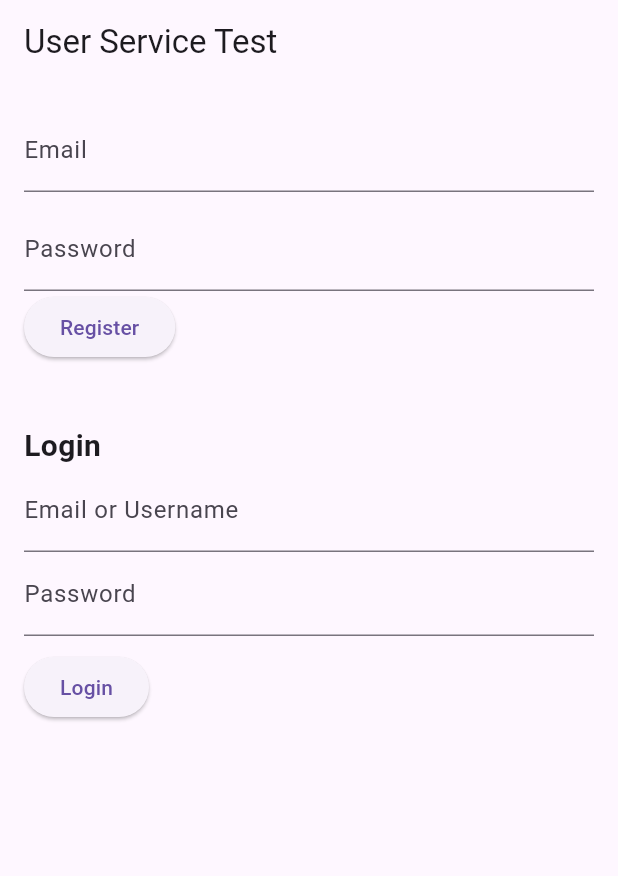
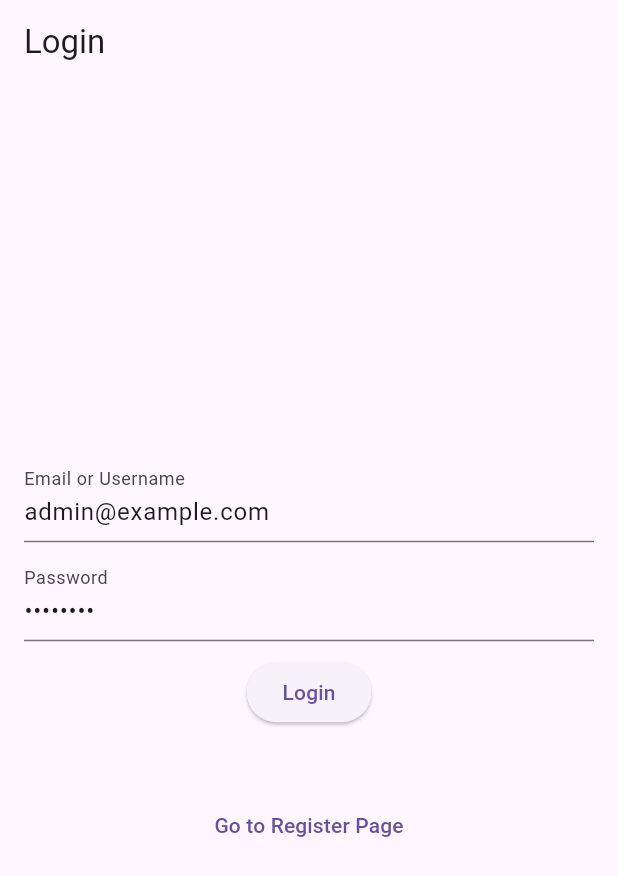
Before and after one commit to Kantarellen1/WorklyApp, a Flutter app: the screen it shows after launch, on a phone screen of 412 x 824 dp. Shown: the top 876 px of the screen. Run offline on Flutter 3.47's test engine with Material 3 defaults, Android fonts, the phone set to English and light mode, and no system bars.

Commit message:
Opret de andre pages

```diff
--- a/workly_app/lib/main.dart
+++ b/workly_app/lib/main.dart
@@ -1,9 +1,9 @@
 import 'package:flutter/material.dart';
-import 'package:http/http.dart' as http;
-import 'dart:convert';
+import 'mainPage.dart'; // Import the MainPage
+import 'register.dart'; // Import the RegisterPage
 
 void main() {
-  runApp(UserServiceApp());
+  runApp(const UserServiceApp());
 }
 
 class UserServiceApp extends StatelessWidget {
@@ -14,81 +14,55 @@
     return MaterialApp(
       title: 'User Service Test',
       theme: ThemeData(primarySwatch: Colors.blue),
-      home: UserServiceHomePage(),
+      debugShowCheckedModeBanner: false,
+      home: const LoginPage(),
     );
   }
 }
 
-class UserServiceHomePage extends StatefulWidget {
-  const UserServiceHomePage({super.key});
+class LoginPage extends StatefulWidget {
+  const LoginPage({super.key});
 
   @override
-  _UserServiceHomePageState createState() => _UserServiceHomePageState();
+  _LoginPageState createState() => _LoginPageState();
 }
 
-class _UserServiceHomePageState extends State<UserServiceHomePage> {
-  final String apiBaseUrl = "http://localhost:5004/api/users"; // Update with your API base URL
-  final TextEditingController registerPasswordController = TextEditingController();
-  final TextEditingController registerEmailController = TextEditingController();
+class _LoginPageState extends State<LoginPage> {
   final TextEditingController loginUsernameController = TextEditingController();
   final TextEditingController loginPasswordController = TextEditingController();
 
-  String registerResult = "";
   String loginResult = "";
 
-  Future<void> registerUser() async {
-    final password = registerPasswordController.text;
-    final email = registerEmailController.text;
-
-    try {
-      final response = await http.post(
-        Uri.parse('$apiBaseUrl/register'),
-        headers: {'Content-Type': 'application/json'},
-        body: jsonEncode({'password': password, 'email': email}),
-      );
-
-      if (response.statusCode == 200) {
-        setState(() {
-          registerResult = "Registration successful!";
-        });
-      } else {
-        final result = jsonDecode(response.body);
-        setState(() {
-          registerResult = "Error: ${result['message'] ?? 'Registration failed'}";
-        });
-      }
-    } catch (e) {
-      setState(() {
-        registerResult = "Error: $e";
-      });
-    }
+  @override
+  void initState() {
+    super.initState();
+    // Pre-fill admin credentials for testing
+    loginUsernameController.text = "admin@example.com"; // Admin username
+    loginPasswordController.text = "admin123"; // Admin password
   }
 
   Future<void> loginUser() async {
     final username = loginUsernameController.text;
     final password = loginPasswordController.text;
 
-    try {
-      final response = await http.post(
-        Uri.parse('$apiBaseUrl/login'),
-        headers: {'Content-Type': 'application/json'},
-        body: jsonEncode({'username': username, 'password': password}),
+    // Hardcoded admin credentials
+    const hardcodedUsername = "admin@example.com";
+    const hardcodedPassword = "admin123";
+
+    // Simulate login logic
+    if (username == hardcodedUsername && password == hardcodedPassword) {
+      setState(() {
+        loginResult = "Login successful!";
+      });
+
+      // Navigate to MainPage on successful login
+      Navigator.pushReplacement(
+        context,
+        MaterialPageRoute(builder: (context) => const MainPage()),
       );
-
-      if (response.statusCode == 200) {
-        final result = jsonDecode(response.body);
+    } else {
       setState(() {
-          loginResult = "Login successful! Token: ${result['token']}";
-        });
-      } else {
-        final result = jsonDecode(response.body);
-        setState(() {
-          loginResult = "Error: ${result['message'] ?? 'Login failed'}";
-        });
-      }
-    } catch (e) {
-      setState(() {
-        loginResult = "Error: $e";
+        loginResult = "Error: Invalid username or password.";
       });
     }
   }
@@ -96,47 +70,43 @@
   @override
   Widget build(BuildContext context) {
     return Scaffold(
-      appBar: AppBar(title: Text('User Service Test')),
-      body: Padding(
+      appBar: AppBar(title: const Text('Login')),
+      body: Center(
+        child: Padding(
           padding: const EdgeInsets.all(16.0),
           child: SingleChildScrollView(
             child: Column(
-            crossAxisAlignment: CrossAxisAlignment.start,
+              mainAxisAlignment: MainAxisAlignment.center,
+              crossAxisAlignment: CrossAxisAlignment.center,
               children: [
                 TextField(
-                controller: registerEmailController,
-                decoration: InputDecoration(labelText: 'Email'),
+                  controller: loginUsernameController,
+                  decoration: const InputDecoration(labelText: 'Email or Username'),
                 ),
-              SizedBox(height: 10),
+                const SizedBox(height: 10),
                 TextField(
-                controller: registerPasswordController,
-                decoration: InputDecoration(labelText: 'Password'),
+                  controller: loginPasswordController,
+                  decoration: const InputDecoration(labelText: 'Password'),
                   obscureText: true,
                 ),
-              ElevatedButton(
-                onPressed: registerUser,
-                child: Text('Register'),
-              ),
-              Text(registerResult, style: TextStyle(color: Colors.red)),
-
-              SizedBox(height: 20),
-              Text('Login', style: TextStyle(fontSize: 20, fontWeight: FontWeight.bold)),
-              TextField(
-                controller: loginUsernameController,
-                decoration: InputDecoration(labelText: 'Email or Username'),
-              ),
-              TextField(
-                controller: loginPasswordController,
-                decoration: InputDecoration(labelText: 'Password'),
-                obscureText: true,
-              ),
-              SizedBox(height: 10),
+                const SizedBox(height: 10),
                 ElevatedButton(
                   onPressed: loginUser,
-                child: Text('Login'),
+                  child: const Text('Login'),
                 ),
-              Text(loginResult, style: TextStyle(color: Colors.red)),
+                Text(loginResult, style: const TextStyle(color: Colors.red)),
+                const SizedBox(height: 20),
+                TextButton(
+                  onPressed: () {
+                    Navigator.push(
+                      context,
+                      MaterialPageRoute(builder: (context) => const RegisterPage()),
+                    );
+                  },
+                  child: const Text('Go to Register Page'),
+                ),
               ],
+            ),
           ),
         ),
       ),
```
Also changed, not shown: workly_app/lib/mainPage.dart (added, +205 -0 lines), workly_app/lib/register.dart (added, +90 -0 lines), workly_app/lib/createJob.dart (added), workly_app/lib/profile.dart (added). Lines whose indentation alone changed are shown as unchanged.
